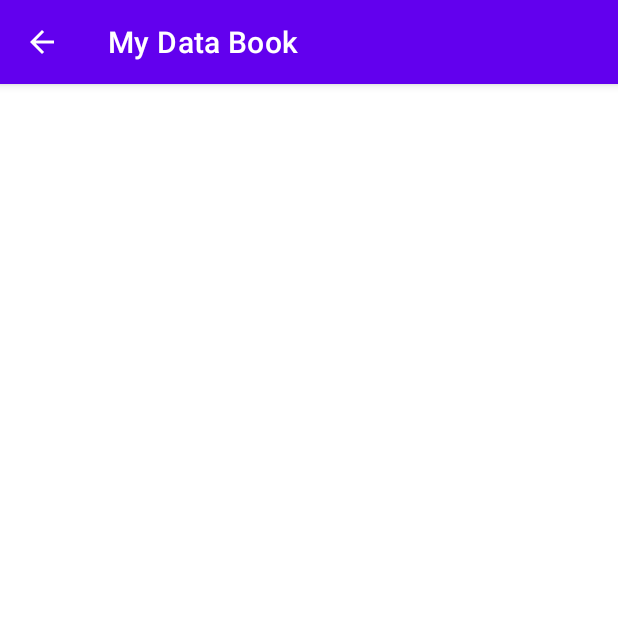
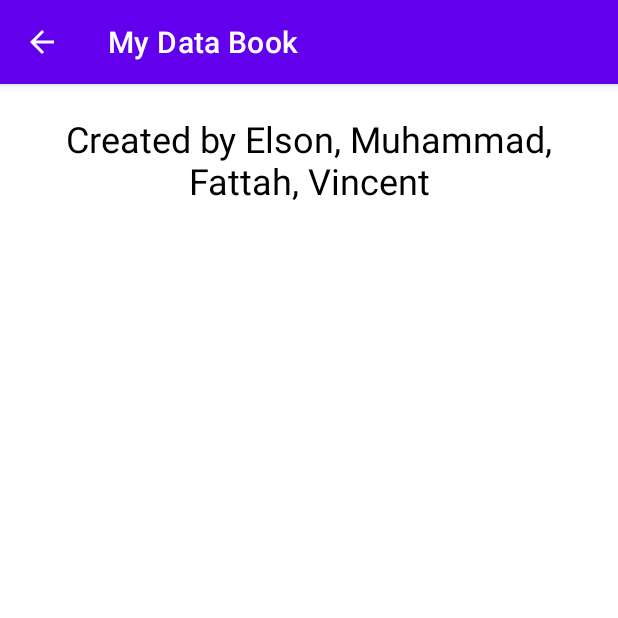
Before and after one commit to C347-Team/C347_L7_PS_My_Data_Book, an Android app: the AboutUsActivity screen opened directly, with no data from a screen before it, on a phone screen of 412 x 824 dp, the top half of it. Run offline under Robolectric (Android 15) with nearby library versions, the phone set to English and light mode, and no system bars.

Commit message:
add picasso, internet permissions

```diff
--- a/app/build.gradle
+++ b/app/build.gradle
@@ -36,4 +36,6 @@ dependencies {
     testImplementation 'junit:junit:4.+'
     androidTestImplementation 'androidx.test.ext:junit:1.1.2'
     androidTestImplementation 'androidx.test.espresso:espresso-core:3.3.0'
+
+    implementation 'com.squareup.picasso:picasso:2.5.2'
 }
--- a/app/src/main/AndroidManifest.xml
+++ b/app/src/main/AndroidManifest.xml
@@ -1,6 +1,8 @@
 <?xml version="1.0" encoding="utf-8"?>
 <manifest xmlns:android="http://schemas.android.com/apk/res/android"
     package="sg.edu.rp.c347.id19007966.mydatabook">
+
+    <uses-permission android:name="android.permission.INTERNET"/>
 
     <application
         android:allowBackup="true"
--- a/app/src/main/res/layout/activity_about_us.xml
+++ b/app/src/main/res/layout/activity_about_us.xml
@@ -4,6 +4,16 @@
     xmlns:tools="http://schemas.android.com/tools"
     android:layout_width="match_parent"
     android:layout_height="match_parent"
+    android:orientation="vertical"
     tools:context=".AboutUsActivity">
 
+    <TextView
+        android:id="@+id/createTextView"
+        android:layout_width="match_parent"
+        android:layout_height="wrap_content"
+        android:gravity="center"
+        android:padding="20dp"
+        android:text="Created by Elson, Muhammad, Fattah, Vincent"
+        android:textColor="#000000"
+        android:textSize="24sp" />
 </LinearLayout>
```
